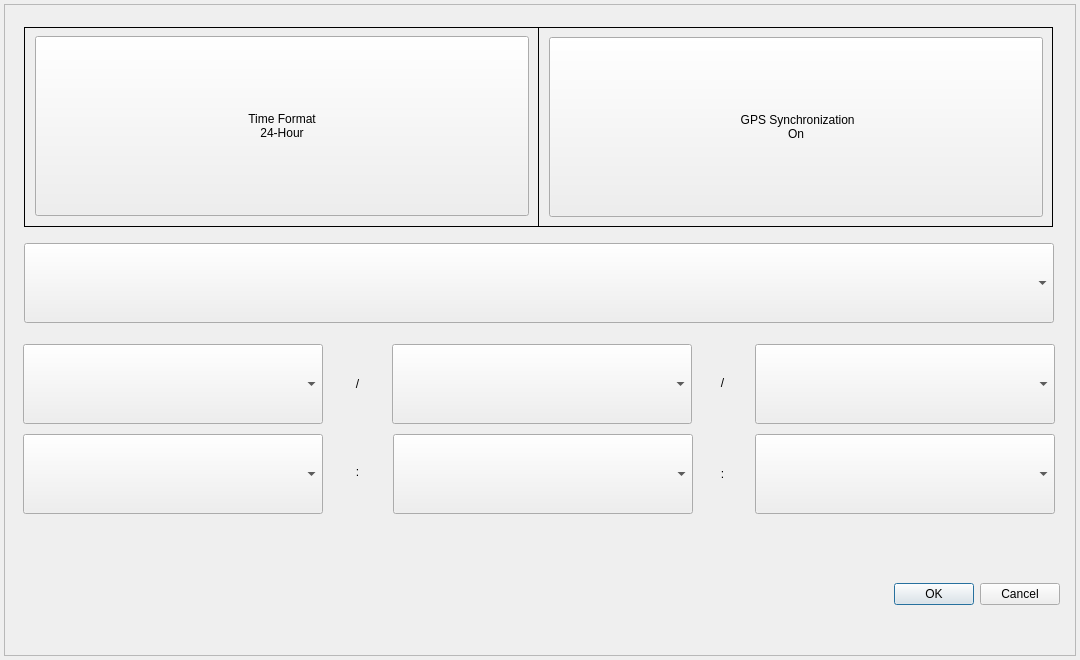
First picture: the form in gui/mainwidget/src/dvrsetup/system/datetime/setdatetimedialog.ui, repository yjsin-emastec/neptune, before the edit.
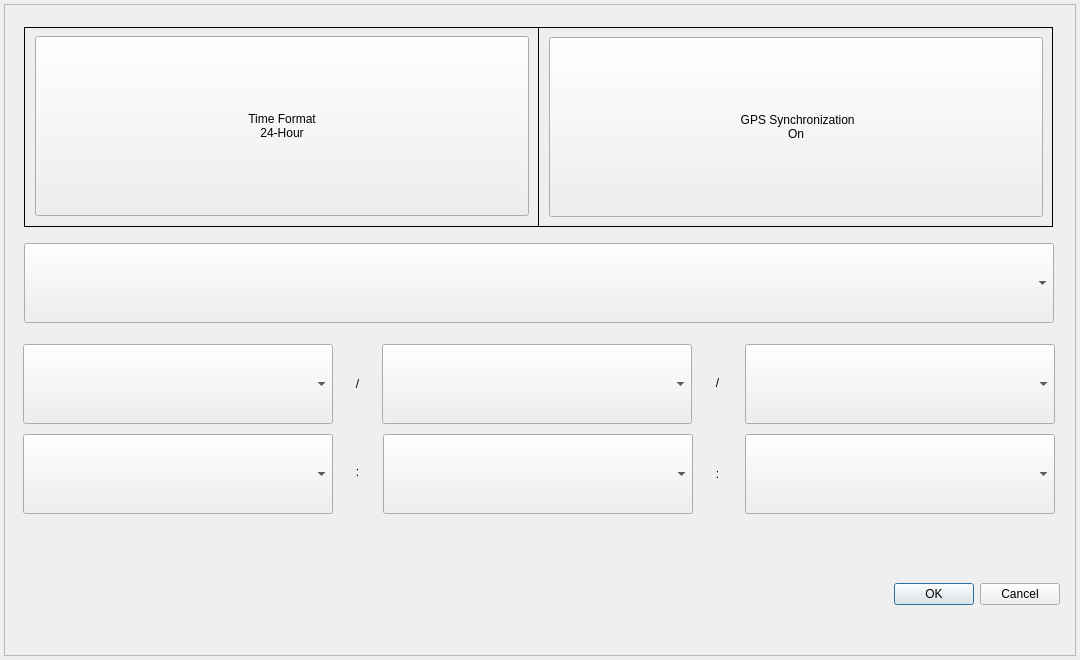
Second picture: the form after the edit.

```diff
--- a/gui/mainwidget/src/dvrsetup/system/datetime/setdatetimedialog.ui
+++ b/gui/mainwidget/src/dvrsetup/system/datetime/setdatetimedialog.ui
@@ -70,19 +70,19 @@
      <rect>
       <x>19</x>
       <y>430</y>
-      <width>300</width>
+      <width>310</width>
       <height>80</height>
      </rect>
     </property>
     <property name="minimumSize">
      <size>
-      <width>300</width>
+      <width>310</width>
       <height>80</height>
      </size>
     </property>
     <property name="maximumSize">
      <size>
-      <width>300</width>
+      <width>310</width>
       <height>80</height>
      </size>
     </property>
@@ -120,19 +120,25 @@
      <rect>
       <x>19</x>
       <y>340</y>
-      <width>300</width>
+      <width>310</width>
       <height>80</height>
      </rect>
     </property>
+    <property name="sizePolicy">
+     <sizepolicy hsizetype="Expanding" vsizetype="Expanding">
+      <horstretch>0</horstretch>
+      <verstretch>0</verstretch>
+     </sizepolicy>
+    </property>
     <property name="minimumSize">
      <size>
-      <width>300</width>
+      <width>310</width>
       <height>80</height>
      </size>
     </property>
     <property name="maximumSize">
      <size>
-      <width>300</width>
+      <width>310</width>
       <height>80</height>
      </size>
     </property>
@@ -174,21 +180,21 @@
    <widget class="QComboBox" name="comboBoxTime_5">
     <property name="geometry">
      <rect>
-      <x>389</x>
+      <x>379</x>
       <y>430</y>
-      <width>300</width>
+      <width>310</width>
       <height>80</height>
      </rect>
     </property>
     <property name="minimumSize">
      <size>
-      <width>300</width>
+      <width>310</width>
       <height>80</height>
      </size>
     </property>
     <property name="maximumSize">
      <size>
-      <width>300</width>
+      <width>310</width>
       <height>80</height>
      </size>
     </property>
@@ -196,21 +202,21 @@
    <widget class="QComboBox" name="comboBoxTime_2">
     <property name="geometry">
      <rect>
-      <x>388</x>
+      <x>378</x>
       <y>340</y>
-      <width>300</width>
+      <width>310</width>
       <height>80</height>
      </rect>
     </property>
     <property name="minimumSize">
      <size>
-      <width>300</width>
+      <width>310</width>
       <height>80</height>
      </size>
     </property>
     <property name="maximumSize">
      <size>
-      <width>300</width>
+      <width>310</width>
       <height>80</height>
      </size>
     </property>
@@ -218,21 +224,21 @@
    <widget class="QComboBox" name="comboBoxTime_3">
     <property name="geometry">
      <rect>
-      <x>751</x>
+      <x>741</x>
       <y>340</y>
-      <width>300</width>
+      <width>310</width>
       <height>80</height>
      </rect>
     </property>
     <property name="minimumSize">
      <size>
-      <width>300</width>
+      <width>310</width>
       <height>80</height>
      </size>
     </property>
     <property name="maximumSize">
      <size>
-      <width>300</width>
+      <width>310</width>
       <height>80</height>
      </size>
     </property>
@@ -240,21 +246,21 @@
    <widget class="QComboBox" name="comboBoxTime_6">
     <property name="geometry">
      <rect>
-      <x>751</x>
+      <x>741</x>
       <y>430</y>
-      <width>300</width>
+      <width>310</width>
       <height>80</height>
      </rect>
     </property>
     <property name="minimumSize">
      <size>
-      <width>300</width>
+      <width>310</width>
       <height>80</height>
      </size>
     </property>
     <property name="maximumSize">
      <size>
-      <width>300</width>
+      <width>310</width>
       <height>80</height>
      </size>
     </property>
@@ -262,7 +268,7 @@
    <widget class="QLabel" name="labelTime_3">
     <property name="geometry">
      <rect>
-      <x>706</x>
+      <x>701</x>
       <y>430</y>
       <width>25</width>
       <height>80</height>
@@ -330,7 +336,7 @@
    <widget class="QLabel" name="labelTime_2">
     <property name="geometry">
      <rect>
-      <x>706</x>
+      <x>701</x>
       <y>339</y>
       <width>25</width>
       <height>80</height>
```
